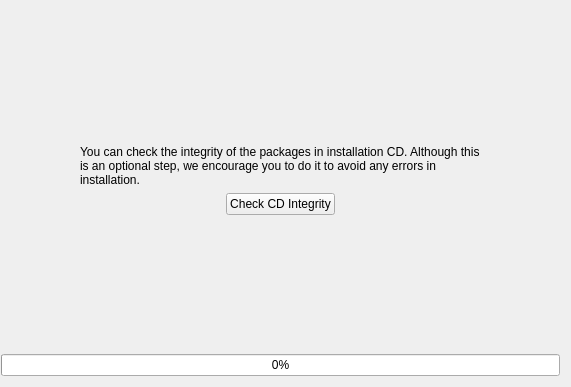
Qt form yali4/gui/Ui/checkcdwidget.ui (dadas45li/yali) before a commit.
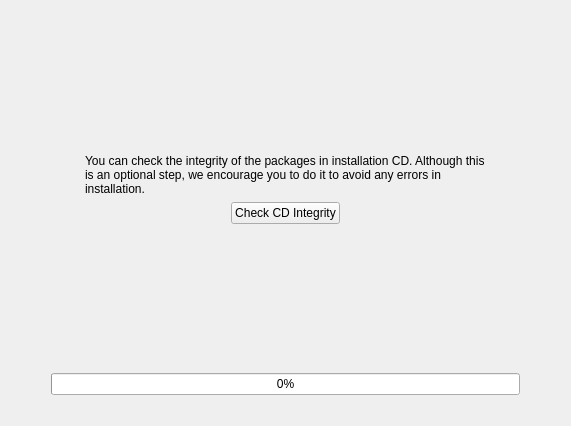
The same form after that commit. Icons and pictures are not drawn.

Patch:
```diff
--- a/yali4/gui/Ui/checkcdwidget.ui
+++ b/yali4/gui/Ui/checkcdwidget.ui
@@ -1,25 +1,19 @@
 <ui version="4.0" >
  <class>CheckCDWidget</class>
- <widget class="QWidget" name="CheckCDWidget" >
-  <property name="geometry" >
+ <widget class="QWidget" name="CheckCDWidget">
+  <property name="geometry">
    <rect>
     <x>0</x>
     <y>0</y>
     <width>571</width>
-    <height>387</height>
+    <height>426</height>
    </rect>
   </property>
   <property name="windowTitle" >
    <string>Form1</string>
   </property>
-  <layout class="QGridLayout" >
-   <property name="leftMargin" >
-    <number>1</number>
-   </property>
-   <property name="rightMargin" >
-    <number>11</number>
-   </property>
-   <item row="0" column="1" >
+  <layout class="QGridLayout" name="gridLayout">
+   <item row="0" column="1">
     <spacer>
      <property name="orientation" >
       <enum>Qt::Vertical</enum>
@@ -35,7 +29,7 @@
      </property>
     </spacer>
    </item>
-   <item row="1" column="0" >
+   <item row="1" column="0">
     <spacer>
      <property name="orientation" >
       <enum>Qt::Horizontal</enum>
@@ -51,12 +45,12 @@
      </property>
     </spacer>
    </item>
-   <item row="1" column="1" >
-    <layout class="QVBoxLayout" >
+   <item row="1" column="1">
+    <layout class="QVBoxLayout">
      <item>
-      <widget class="QLabel" name="pix" >
-       <property name="pixmap" >
-        <pixmap resource="../../data.qrc" >:/gui/pics/installcd.png</pixmap>
+      <widget class="QLabel" name="pix">
+       <property name="pixmap">
+        <pixmap resource="../../data.qrc">:/gui/pics/installcd.png</pixmap>
        </property>
        <property name="alignment" >
         <set>Qt::AlignCenter</set>
@@ -67,8 +61,8 @@
       </widget>
      </item>
      <item>
-      <widget class="QLabel" name="textLabel2" >
-       <property name="text" >
+      <widget class="QLabel" name="textLabel2">
+       <property name="text">
         <string>You can check the integrity of the packages in installation CD. Although this is an optional step, we encourage you to do it to avoid any errors in installation.</string>
        </property>
        <property name="alignment" >
@@ -83,7 +77,7 @@
       </widget>
      </item>
      <item>
-      <layout class="QHBoxLayout" >
+      <layout class="QHBoxLayout">
        <item>
         <spacer>
          <property name="orientation" >
@@ -101,8 +95,8 @@
         </spacer>
        </item>
        <item>
-        <widget class="QPushButton" name="checkButton" >
-         <property name="text" >
+        <widget class="QPushButton" name="checkButton">
+         <property name="text">
           <string>Check CD Integrity</string>
          </property>
         </widget>
@@ -126,8 +120,8 @@
       </layout>
      </item>
      <item>
-      <widget class="QLabel" name="checkLabel" >
-       <property name="minimumSize" >
+      <widget class="QLabel" name="checkLabel">
+       <property name="minimumSize">
         <size>
          <width>400</width>
          <height>0</height>
@@ -149,7 +143,7 @@
      </item>
     </layout>
    </item>
-   <item row="1" column="2" >
+   <item row="1" column="2">
     <spacer>
      <property name="orientation" >
       <enum>Qt::Horizontal</enum>
@@ -165,7 +159,7 @@
      </property>
     </spacer>
    </item>
-   <item row="2" column="1" >
+   <item row="2" column="1">
     <spacer>
      <property name="orientation" >
       <enum>Qt::Vertical</enum>
@@ -181,16 +175,68 @@
      </property>
     </spacer>
    </item>
-   <item row="3" column="0" colspan="3" >
-    <widget class="QProgressBar" name="progressBar" >
-     <property name="value" >
-      <number>0</number>
+   <item row="3" column="0" colspan="3">
+    <layout class="QHBoxLayout" name="horizontalLayout">
+     <item>
+      <spacer name="horizontalSpacer">
+       <property name="orientation">
+        <enum>Qt::Horizontal</enum>
+       </property>
+       <property name="sizeType">
+        <enum>QSizePolicy::Fixed</enum>
+       </property>
+       <property name="sizeHint" stdset="0">
+        <size>
+         <width>40</width>
+         <height>20</height>
+        </size>
+       </property>
+      </spacer>
+     </item>
+     <item>
+      <widget class="QProgressBar" name="progressBar">
+       <property name="value">
+        <number>0</number>
+       </property>
+      </widget>
+     </item>
+     <item>
+      <spacer name="horizontalSpacer_2">
+       <property name="orientation">
+        <enum>Qt::Horizontal</enum>
+       </property>
+       <property name="sizeType">
+        <enum>QSizePolicy::Fixed</enum>
+       </property>
+       <property name="sizeHint" stdset="0">
+        <size>
+         <width>40</width>
+         <height>20</height>
+        </size>
+       </property>
+      </spacer>
+     </item>
+    </layout>
+   </item>
+   <item row="4" column="1">
+    <spacer name="verticalSpacer">
+     <property name="orientation">
+      <enum>Qt::Vertical</enum>
      </property>
-    </widget>
+     <property name="sizeType">
+      <enum>QSizePolicy::Fixed</enum>
+     </property>
+     <property name="sizeHint" stdset="0">
+      <size>
+       <width>20</width>
+       <height>20</height>
+      </size>
+     </property>
+    </spacer>
    </item>
   </layout>
  </widget>
- <layoutdefault spacing="6" margin="11" />
+ <layoutdefault spacing="6" margin="11"/>
  <pixmapfunction>qPixmapFromMimeSource</pixmapfunction>
  <resources>
   <include location="../../data.qrc" />
```
Left out of the diff: 61 changed lines with no effect on the pictures.
